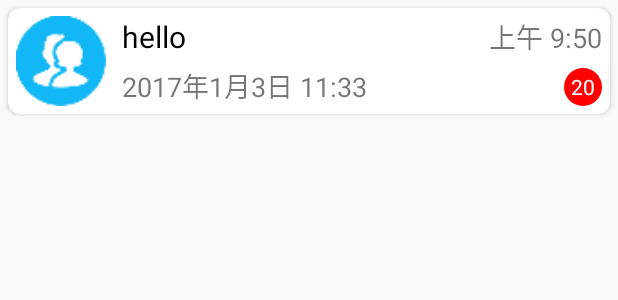
After one commit to SSSYoung/UESTCer, an Android app: the layout list_item_conversation.xml on its own in the app's theme, with its tools: preview values and no code run, on a phone screen of 412 x 824 dp. The commit adds this screen. Shown: the top 300 px of the screen. Run offline under Robolectric (Android 15) with nearby library versions, the phone set to English and light mode, and no system bars.

Commit message:
完成conversation 的MVP设计

```diff
--- a/app/src/main/res/layout/contact_layout.xml
+++ b/app/src/main/res/layout/contact_layout.xml
@@ -9,7 +9,7 @@
         android:layout_height="match_parent">
 
         <android.support.v7.widget.RecyclerView
-            android:id="@+id/recyclerView"
+            android:id="@+id/recyclerview"
             android:layout_width="match_parent"
             android:layout_height="match_parent">
         </android.support.v7.widget.RecyclerView>
--- /dev/null
+++ b/app/src/main/res/layout/list_item_conversation.xml
@@ -0,0 +1,63 @@
+<?xml version="1.0" encoding="utf-8"?>
+<android.support.v7.widget.CardView
+    xmlns:android="http://schemas.android.com/apk/res/android"
+    xmlns:app="http://schemas.android.com/apk/res-auto"
+    android:layout_width="match_parent"
+    android:layout_height="wrap_content"
+    android:foreground="?attr/selectableItemBackground"
+    app:cardCornerRadius="8dp"
+    android:layout_margin="5dp"
+    >
+    <RelativeLayout
+        android:layout_width="match_parent"
+        android:layout_height="wrap_content">
+
+        <ImageView
+            android:id="@+id/iv_icon"
+            android:layout_width="60dp"
+            android:layout_height="60dp"
+            android:layout_margin="5dp"
+            android:src="@mipmap/avatar4" />
+        <TextView
+            android:id="@+id/tv_username"
+            android:layout_width="wrap_content"
+            android:layout_height="wrap_content"
+            android:layout_toRightOf="@id/iv_icon"
+            android:layout_margin="5dp"
+            android:text="hello"
+            android:textColor="@android:color/black"
+            android:textSize="20sp"/>
+        <TextView
+            android:id="@+id/tv_message"
+            android:layout_width="wrap_content"
+            android:layout_height="wrap_content"
+            android:layout_toRightOf="@id/iv_icon"
+            android:text="2017年1月3日 11:33"
+            android:layout_alignBottom="@id/iv_icon"
+            android:layout_marginLeft="5dp"
+            android:textSize="18sp"/>
+        <TextView
+            android:id="@+id/tv_time"
+            android:layout_width="wrap_content"
+            android:layout_height="wrap_content"
+            android:layout_alignParentRight="true"
+            android:layout_margin="5dp"
+            android:textSize="18sp"
+            android:text="上午 9:50"/>
+
+        <TextView
+            android:id="@+id/tv_unread"
+            android:layout_width="25dp"
+            android:layout_height="25dp"
+            android:layout_alignParentRight="true"
+            android:text="20"
+            android:layout_alignBottom="@id/iv_icon"
+            android:layout_marginTop="8dp"
+            android:layout_marginRight="5dp"
+            android:textSize="14sp"
+            android:gravity="center"
+            android:textColor="@android:color/white"
+            android:background="@drawable/unread_bk"/>
+
+    </RelativeLayout>
+</android.support.v7.widget.CardView>
```
Also changed, not shown: app/src/main/java/test/example/com/uestcer/Adapter/ConversationAdapter.java (added, +112 -0 lines), app/src/main/java/test/example/com/uestcer/MainActivity.java (+17 -1 lines), app/src/main/java/test/example/com/uestcer/presenter/ConversationPresenter.java (added, +11 -0 lines), app/src/main/java/test/example/com/uestcer/presenter/impl/ConversationPresenterImpl.java (added, +48 -0 lines), app/src/main/java/test/example/com/uestcer/view/ChatActivity.java (+2 -0 lines), app/src/main/java/test/example/com/uestcer/view/ConversationFragment.java (+83 -3 lines), app/src/main/java/test/example/com/uestcer/view/ConversationView.java (added, +15 -0 lines), app/src/main/java/test/example/com/uestcer/widget/ContactLayout.java (+1 -1 lines), app/src/main/java/test/example/com/uestcer/widget/Slidebar.java (+1 -1 lines), app/src/main/res/layout/fragment_conversation.xml (+14 -5 lines).
